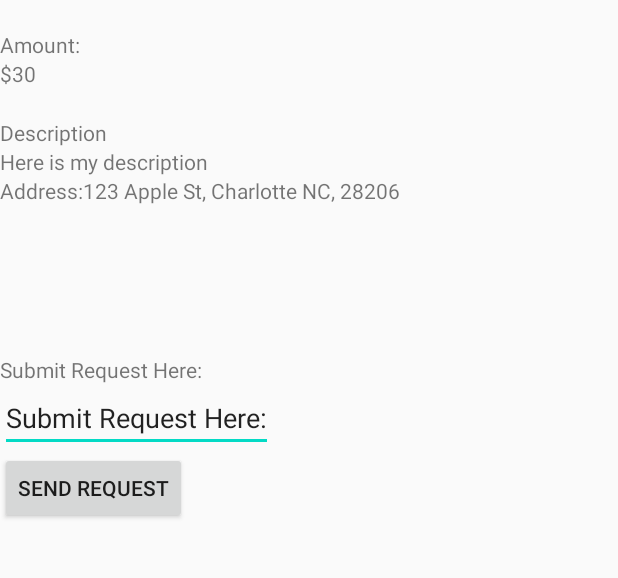
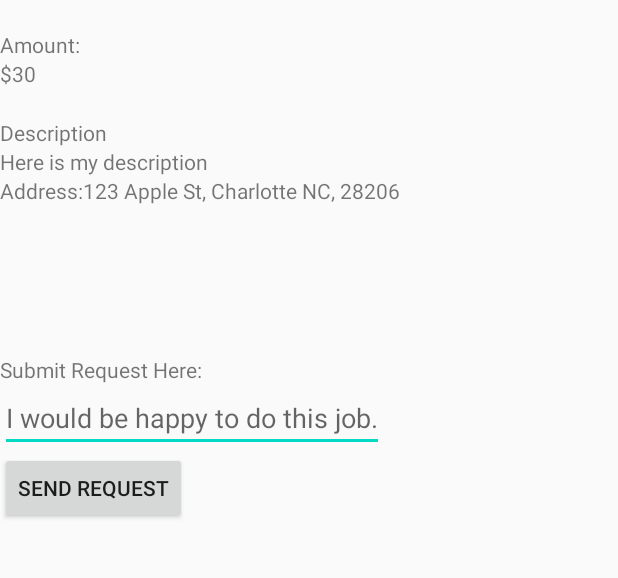
Before and after one commit to patrick141/QuickCash, an Android app: the JobDetailsActivity screen opened directly, with no data from a screen before it, on a phone screen of 412 x 824 dp, the part 150-728 px from its top. Run offline under Robolectric (Android 15) with nearby library versions, the phone set to English and light mode, and no system bars; libraries missing offline, so code that uses them is left out: com.parse, org.parceler; pictures from the network do not load; 9 statements that could not run were skipped.

Commit message:
Updated JobDetailsActivity class. When user sends request, request info disappears and a message appears

```diff
--- a/app/src/main/java/com/example/quickcash/JobDetailsActivity.java
+++ b/app/src/main/java/com/example/quickcash/JobDetailsActivity.java
@@ -7,6 +7,7 @@ import android.view.View;
 import android.widget.Button;
 import android.widget.EditText;
 import android.widget.ImageView;
+import android.widget.LinearLayout;
 import android.widget.TextView;
 
 import androidx.appcompat.app.AppCompatActivity;
@@ -35,9 +36,10 @@ public class JobDetailsActivity extends AppCompatActivity {
     private TextView jobPriceJDA;
     private TextView jobAddressJDA;
     private ImageView jobImageJDA;
-
+    private LinearLayout llJobRequest;
     private EditText etRequestJDA;
     private Button btnSubmitRequest;
+    private TextView sentReq;
 
     @Override
     protected void onCreate(Bundle savedInstanceState) {
@@ -60,8 +62,13 @@ public class JobDetailsActivity extends AppCompatActivity {
         jobAddressJDA = binding.jdaJobAddress;
         jobImageJDA = binding.jdaJobImage;
 
+        llJobRequest = binding.llJdaRequest;
         etRequestJDA = binding.jdaEtRequest;
         btnSubmitRequest = binding.jdaButtonRequest;
+        sentReq = binding.sentView;
+
+        sentReq.setVisibility(View.GONE);
+        llJobRequest.setVisibility(View.VISIBLE);
 
         jobNameJDA.setText(job.getName());
         jobDateJDA.setText(job.getJobDate().toString());
@@ -104,6 +111,8 @@ public class JobDetailsActivity extends AppCompatActivity {
                         }
                         Log.i(TAG, "Request was successful");
                         etRequestJDA.setText("");
+                        llJobRequest.setVisibility(View.GONE);
+                        sentReq.setVisibility(View.VISIBLE);
                     }
                 });
                 job.addJobRequest(request);
--- a/app/src/main/res/layout/activity_job_details.xml
+++ b/app/src/main/res/layout/activity_job_details.xml
@@ -113,11 +113,12 @@
             android:layout_width="wrap_content"
             android:layout_height="wrap_content"
             android:text="@string/JDA_requestID"/>
+
         <EditText
             android:id="@+id/jda_et_Request"
             android:layout_width="wrap_content"
             android:layout_height="wrap_content"
-            android:text="@string/JDA_requestID"/>
+            android:hint="@string/JDA_sampleReq" />
 
         <Button
             android:id="@+id/jda_button_request"
@@ -127,4 +128,14 @@
 
     </LinearLayout>
 
+    <TextView
+        android:id="@+id/sentView"
+        android:layout_width="wrap_content"
+        android:layout_height="wrap_content"
+        android:layout_below="@id/ll_jda_request"
+        android:layout_centerHorizontal="true"
+        android:layout_marginTop="30dp"
+        android:text="@string/JDA_reqIsSent"
+        android:textSize="30sp" />
+
 </RelativeLayout>
--- a/app/src/main/res/values/strings.xml
+++ b/app/src/main/res/values/strings.xml
@@ -38,5 +38,7 @@
     <!-- Job Details Activity -->
     <string name="JDA_requestID">Submit Request Here:</string>
     <string name="JDA_sendReq">Send Request</string>
+    <string name="JDA_sampleReq">I would be happy to do this job.</string>
+    <string name="JDA_reqIsSent">Request has been submitted</string>
 
 </resources>
```
